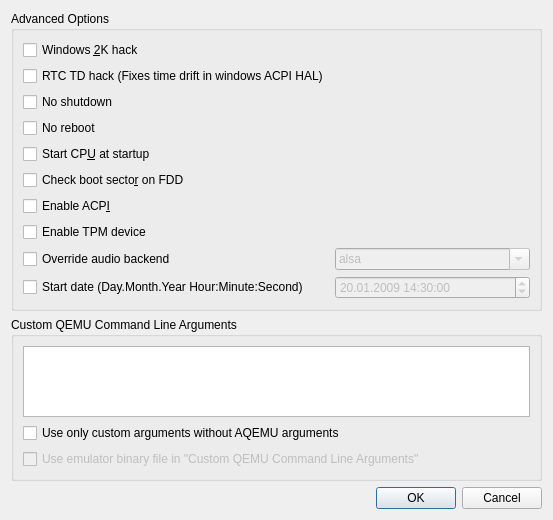
This is src/Advanced_Options.ui in tronx2100/aqemu as Qt 5 draws it before an edit. The edited form follows.
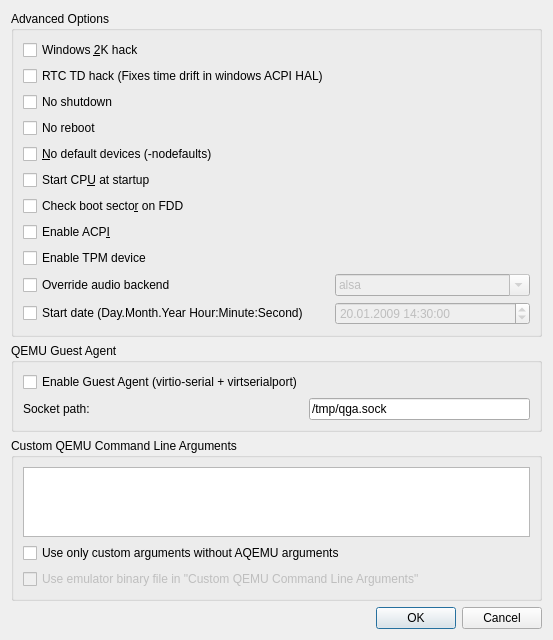
This is the edited form. Custom widgets are drawn as their Qt base class.

Commit message: changed VM Section layout

Diff of the .ui file:
```diff
--- a/src/Advanced_Options.ui
+++ b/src/Advanced_Options.ui
@@ -7,7 +7,7 @@
     <x>0</x>
     <y>0</y>
     <width>553</width>
-    <height>520</height>
+    <height>570</height>
    </rect>
   </property>
   <property name="windowTitle">
@@ -45,13 +45,23 @@
        </widget>
       </item>
       <item row="4" column="0">
+        <widget class="QCheckBox" name="CH_No_Defaults">
+         <property name="toolTip">
+          <string>Disable all default devices (serial, parallel, floppy, etc.)</string>
+         </property>
+         <property name="text">
+          <string>&amp;No default devices (-nodefaults)</string>
+         </property>
+        </widget>
+       </item>
+       <item row="5" column="0">
        <widget class="QCheckBox" name="CH_Start_CPU">
         <property name="text">
          <string>Start CP&amp;U at startup</string>
         </property>
        </widget>
       </item>
-      <item row="5" column="0">
+       <item row="6" column="0">
        <widget class="QCheckBox" name="CH_FDD_Boot">
         <property name="toolTip">
          <string>Check Floppy Disk boot signature in VM BIOS</string>
@@ -61,7 +71,7 @@
         </property>
        </widget>
       </item>
-      <item row="6" column="0">
+       <item row="7" column="0">
        <widget class="QCheckBox" name="CH_ACPI">
         <property name="sizePolicy">
          <sizepolicy hsizetype="Minimum" vsizetype="Fixed">
@@ -74,7 +84,7 @@
         </property>
        </widget>
       </item>
-      <item row="7" column="0">
+      <item row="8" column="0">
        <widget class="QCheckBox" name="CH_Advanced_TPM">
         <property name="toolTip">
          <string>Enable the QEMU TPM emulator and TPM-TIS device (-tpmdev emulator,id=tpm0,chardev=chrtpm -device tpm-tis,tpmdev=tpm0)</string>
@@ -84,7 +94,7 @@
         </property>
        </widget>
       </item>
-      <item row="8" column="0">
+      <item row="9" column="0">
        <widget class="QCheckBox" name="CH_Use_Custom_Audio_Backend">
         <property name="toolTip">
          <string>Use a VM-specific audio backend instead of the global default audio backend.</string>
@@ -94,7 +104,7 @@
         </property>
        </widget>
       </item>
-      <item row="8" column="1">
+      <item row="9" column="1">
        <widget class="QComboBox" name="CB_Audio_Backend">
         <property name="enabled">
          <bool>false</bool>
@@ -144,7 +154,7 @@
         </item>
        </widget>
       </item>
-      <item row="9" column="0">
+       <item row="10" column="0">
        <widget class="QCheckBox" name="CH_Start_Date">
         <property name="sizePolicy">
          <sizepolicy hsizetype="Maximum" vsizetype="Fixed">
@@ -157,7 +167,7 @@
         </property>
        </widget>
       </item>
-      <item row="9" column="1">
+       <item row="10" column="1">
        <widget class="QDateTimeEdit" name="DTE_Start_Date">
         <property name="enabled">
          <bool>false</bool>
@@ -209,6 +219,39 @@
     </widget>
    </item>
    <item row="1" column="0">
+     <widget class="QGroupBox" name="groupBox_GA">
+      <property name="title">
+       <string>QEMU Guest Agent</string>
+      </property>
+      <layout class="QGridLayout" name="gridLayout_GA">
+       <item row="0" column="0">
+        <widget class="QCheckBox" name="CH_Advanced_GA">
+         <property name="text">
+          <string>Enable Guest Agent (virtio-serial + virtserialport)</string>
+         </property>
+        </widget>
+       </item>
+       <item row="1" column="0">
+        <widget class="QLabel" name="label_GA_Path">
+         <property name="text">
+          <string>Socket path:</string>
+         </property>
+         <property name="buddy">
+          <cstring>Edit_Advanced_GA_Path</cstring>
+         </property>
+        </widget>
+       </item>
+       <item row="1" column="1">
+        <widget class="QLineEdit" name="Edit_Advanced_GA_Path">
+         <property name="text">
+          <string>/tmp/qga.sock</string>
+         </property>
+        </widget>
+       </item>
+      </layout>
+     </widget>
+    </item>
+    <item row="2" column="0">
     <widget class="QGroupBox" name="groupBox_CLI">
      <property name="title">
       <string>Custom QEMU Command Line Arguments</string>
@@ -244,7 +287,7 @@
      </layout>
     </widget>
    </item>
-   <item row="2" column="0">
+    <item row="3" column="0">
     <widget class="Dialog_Button_Box" name="buttonBox">
      <property name="orientation">
       <enum>Qt::Horizontal</enum>
```
Lines whose indentation alone changed are shown as unchanged. The commit also changes 10 other files.
